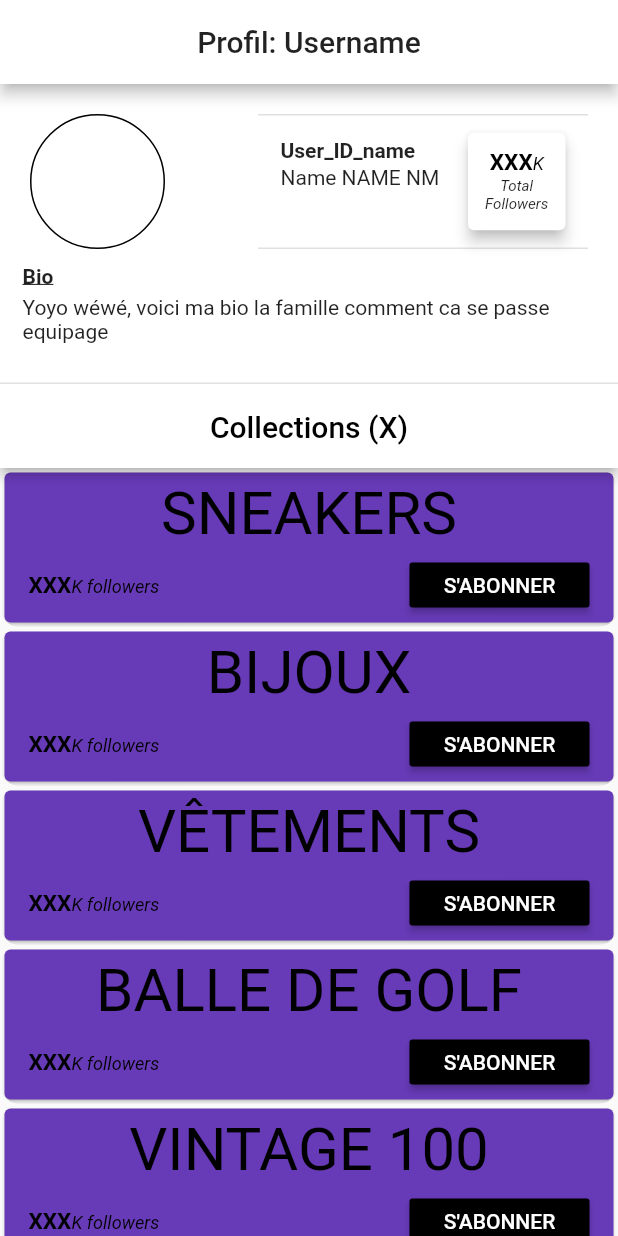
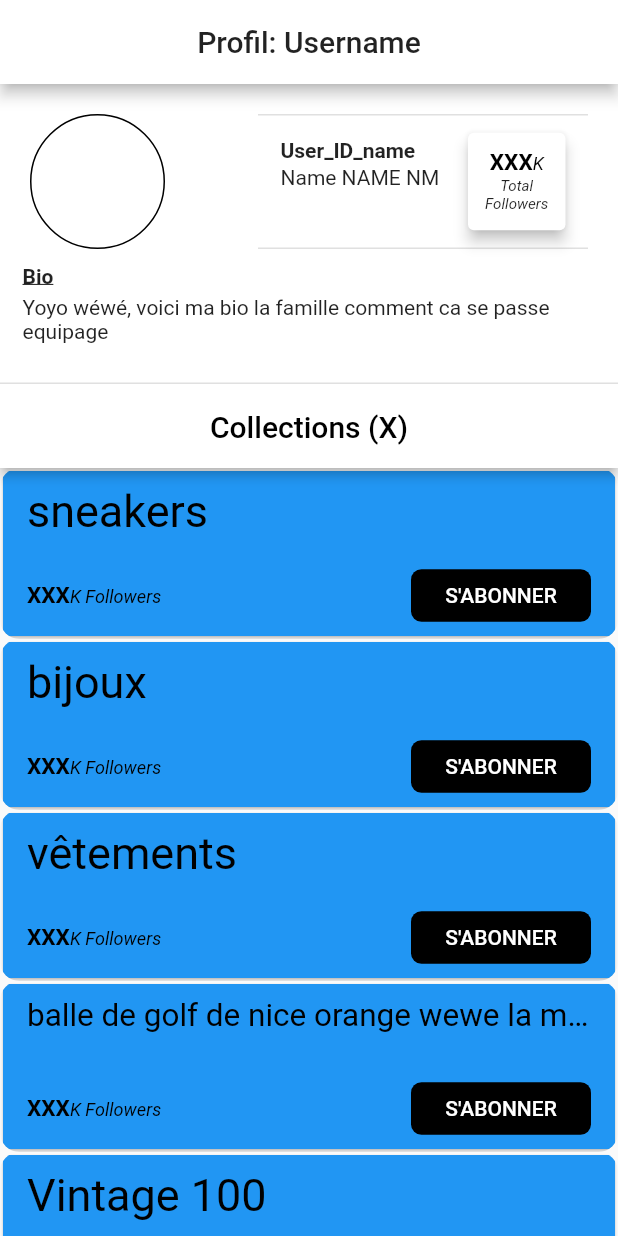
Before and after one commit to avallois/CollectX, a Flutter app: the screen it shows after launch, on a phone screen of 412 x 824 dp. Run offline on Flutter 3.47's test engine with Material 2 defaults, Android fonts, the phone set to English and light mode, and no system bars; drawn by our look-alikes of auto_size_text.

Commit message:
structuring collection

```diff
--- a/lib/main.dart
+++ b/lib/main.dart
@@ -3,7 +3,7 @@ import 'package:provider/provider.dart';
 import 'package:flutter/services.dart';
 
 import './pages/profile_page.dart';
-import './pages/collection_detail_page.dart';
+import './pages/collection_page.dart';
 import './providers/collections.dart';
 import './providers/collection_elements.dart';
 
@@ -31,7 +31,7 @@ class MyApp extends StatelessWidget {
         ),
         home: ProfilePage(),
         routes: {
-          CollectionDetailPage.namedRoute: (ctx) => CollectionDetailPage(),
+          CollectionPage.namedRoute: (ctx) => CollectionPage(),
         },
       ),
     );
--- a/lib/providers/collection_elements.dart
+++ b/lib/providers/collection_elements.dart
@@ -24,7 +24,7 @@ class CollectionElements with ChangeNotifier {
         'c3',
       ],
       imageUrl:
-          'https://www.cdiscount.com/pdt2/6/2/0/1/700x700/mp29685620/rw/baskets-balenciaga-speed-trainer-runner-noir-53035.jpg',
+          'https://image.shutterstock.com/image-photo/white-transparent-leaf-on-mirror-260nw-1029171697.jpg',
     ),
     CollectionElement(
       id: 'ce3',
@@ -36,7 +36,7 @@ class CollectionElements with ChangeNotifier {
         'c3',
       ],
       imageUrl:
-          'https://www.cdiscount.com/pdt2/6/2/0/1/700x700/mp29685620/rw/baskets-balenciaga-speed-trainer-runner-noir-53035.jpg',
+          'https://images.math.cnrs.fr/IMG/png/section8-image.png',
     ),
     CollectionElement(
       id: 'ce4',
@@ -52,14 +52,14 @@ class CollectionElements with ChangeNotifier {
     CollectionElement(
       id: 'ce5',
       title: 'Tony tony golfa',
-      description: 'Les chaussure de golf les plus moche au monde!',
+      description: 'Les chaussure de golf les plus moche au monde et puis meeeeerde comment on fait blablablab ouai ouai sisi osfqjjslkdj lqkj dkjsf sofs!',
       collections: [
         'c1',
         'c3',
         'c4',
       ],
       imageUrl:
-          'https://www.cdiscount.com/pdt2/6/2/0/1/700x700/mp29685620/rw/baskets-balenciaga-speed-trainer-runner-noir-53035.jpg',
+          'https://images.unsplash.com/photo-1533299346856-b1a85808f2ec?ixlib=rb-1.2.1&q=80&fm=jpg&crop=entropy&cs=tinysrgbs',
     ),
     CollectionElement(
       id: 'ce6',
--- a/lib/providers/collections.dart
+++ b/lib/providers/collections.dart
@@ -28,7 +28,7 @@ class Collections with ChangeNotifier {
     ),
     Collection(
       id: 'c4',
-      title: 'balle de golf',
+      title: 'balle de golf de nice orange wewe la mif dejn dnej dekeieied dje',
       description:
           'Dior, Chanel, Gucci ou encore Louis Vuitton, bienvenu dans une superbe collection que je fais depuis des annees maintenant.',
       // author: 'zizi le zozo',
--- a/lib/widgets/profile/collection_list/profile_collection_list_item.dart
+++ b/lib/widgets/profile/collection_list/profile_collection_list_item.dart
@@ -3,7 +3,7 @@ import 'package:auto_size_text/auto_size_text.dart';
 import 'package:provider/provider.dart';
 
 import '../../../providers/collection.dart';
-import '../../../pages/collection_detail_page.dart';
+import '../../../pages/collection_page.dart';
 
 class ProfileCollectionListItem extends StatelessWidget {
   @override
@@ -18,32 +18,32 @@ class ProfileCollectionListItem extends StatelessWidget {
 
     return GestureDetector(
       onTap: () {
-        Navigator.of(context).pushNamed(CollectionDetailPage.namedRoute,
+        Navigator.of(context).pushNamed(CollectionPage.namedRoute,
             arguments: collection.id);
       },
       child: ClipRRect(
         borderRadius: BorderRadius.circular(13),
         child: Card(
-          color: Colors.deepPurple,
+          color: Colors.blue,
           elevation: 1.0,
-          margin: EdgeInsets.all(3.0),
-          child: Container(
-            height: 100,
-            child: ListTile(
-              // isThreeLine: true,
-              title:
-              // Padding(
-              //   padding: const EdgeInsets.only(top: 10.0, bottom: 0),
-              //   child:
-                AutoSizeText.rich(
-                  TextSpan(text: collection.title.toUpperCase()),
-                  textAlign: TextAlign.center,
-                  style: TextStyle(fontSize: 40.0, color: Colors.black),
-                  minFontSize: 20,
+          margin: EdgeInsets.all(2.0),
+          child: Padding(
+            padding: const EdgeInsets.only(bottom: 5.0, top: 5.0),
+            child: Container(
+              height: 100,
+              child: ListTile(
+                title: Container(
+                  height: 50.0,
+                  child: AutoSizeText.rich(
+                    TextSpan(text: collection.title),
+                    textAlign: TextAlign.start,
+                    overflow: TextOverflow.ellipsis,
+                    style: TextStyle(fontSize: 30.0, color: Colors.black),
+                    minFontSize: 20.0,
+                  ),
                 ),
-              // ),
-              subtitle: Container(
-                child: Row(
+                isThreeLine: true,
+                subtitle: Row(
                   mainAxisAlignment: MainAxisAlignment.spaceBetween,
                   children: <Widget>[
                     RichText(
@@ -60,7 +60,7 @@ class ProfileCollectionListItem extends StatelessWidget {
                                 fontWeight: FontWeight.normal),
                           ),
                           TextSpan(
-                            text: ' followers',
+                            text: ' Followers',
                             style: TextStyle(
                                 fontSize: 12.0,
                                 fontStyle: FontStyle.italic,
@@ -71,11 +71,13 @@ class ProfileCollectionListItem extends StatelessWidget {
                     ),
                     ButtonTheme(
                       minWidth: 120,
-                      height: 30.0,
-                      child: RaisedButton(
+                      height: 35.0,
+                      child: FlatButton(
+                        shape: RoundedRectangleBorder(
+                          borderRadius: new BorderRadius.circular(7.0),
+                        ),
                         child: Text(
                           "S'ABONNER",
-                          // style: TextStyle(fontSize: 2.0),
                         ),
                         color: Colors.black,
                         textColor: Colors.white,
```
Also changed, not shown: lib/pages/collection_detail_page.dart (deleted, +0 -41 lines), lib/pages/collection_page.dart (added, +41 -0 lines), lib/widgets/collection/collection_element_list_item.dart (+36 -4 lines), lib/widgets/collection/collection_header.dart (+26 -59 lines), 1 other file.
